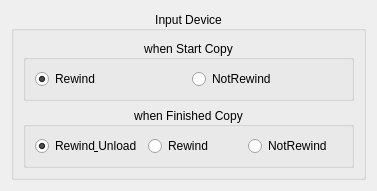
Old version of the form datatool/deviceParam.ui in the repository chenjh1234/datatool.
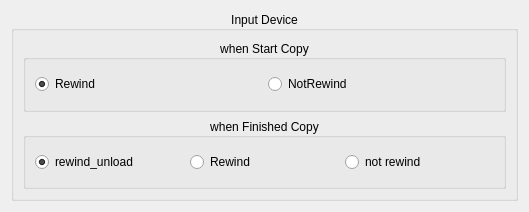
New version of the form.

Commit message: add get param

```diff
--- a/datatool/deviceParam.ui
+++ b/datatool/deviceParam.ui
@@ -9,8 +9,8 @@
    <rect>
     <x>0</x>
     <y>0</y>
-    <width>377</width>
-    <height>176</height>
+    <width>529</width>
+    <height>212</height>
    </rect>
   </property>
   <property name="windowTitle">
@@ -83,12 +83,15 @@
         </property>
         <layout class="QGridLayout" name="gridLayout_2">
          <item row="0" column="0">
-          <widget class="QRadioButton" name="radioButtonNotRewindEnd">
+          <widget class="QRadioButton" name="radioButtonRewindUnloadEnd">
+           <property name="toolTip">
+            <string>NotRewind</string>
+           </property>
            <property name="statusTip">
             <string>Rewind&amp;Unload</string>
            </property>
            <property name="text">
-            <string>Rewind&amp; Unload</string>
+            <string>rewind_unload</string>
            </property>
            <property name="checked">
             <bool>true</bool>
@@ -109,15 +112,12 @@
           </widget>
          </item>
          <item row="0" column="2">
-          <widget class="QRadioButton" name="radioButtonRewindUnloadEnd">
-           <property name="toolTip">
-            <string>NotRewind</string>
-           </property>
+          <widget class="QRadioButton" name="radioButtonNotRewindEnd">
            <property name="statusTip">
             <string>NotRewind</string>
            </property>
            <property name="text">
-            <string>NotRewind</string>
+            <string>not rewind</string>
            </property>
            <property name="checked">
             <bool>false</bool>
```
Left out of the diff: 4 changed lines with no effect on the pictures. The commit also changes 7 other files.
